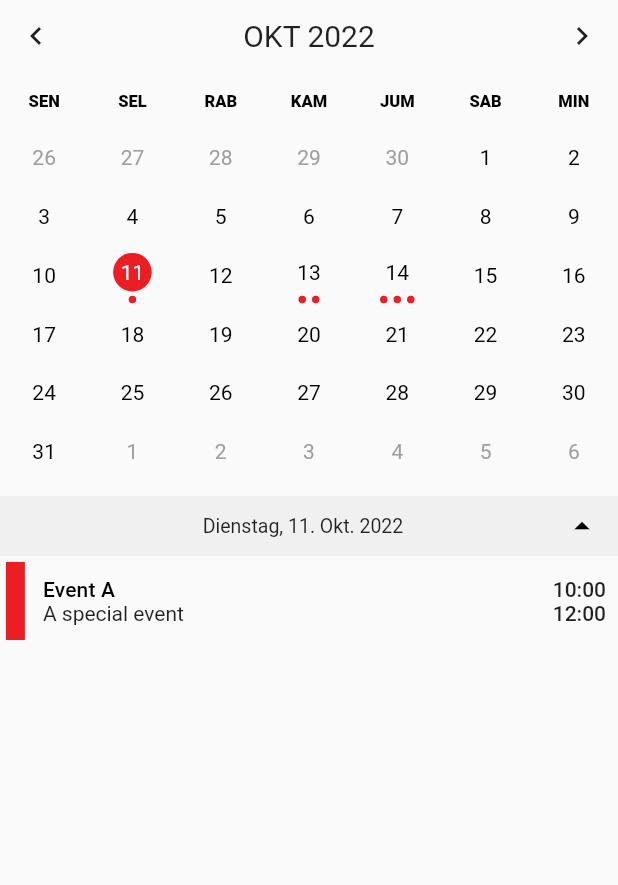
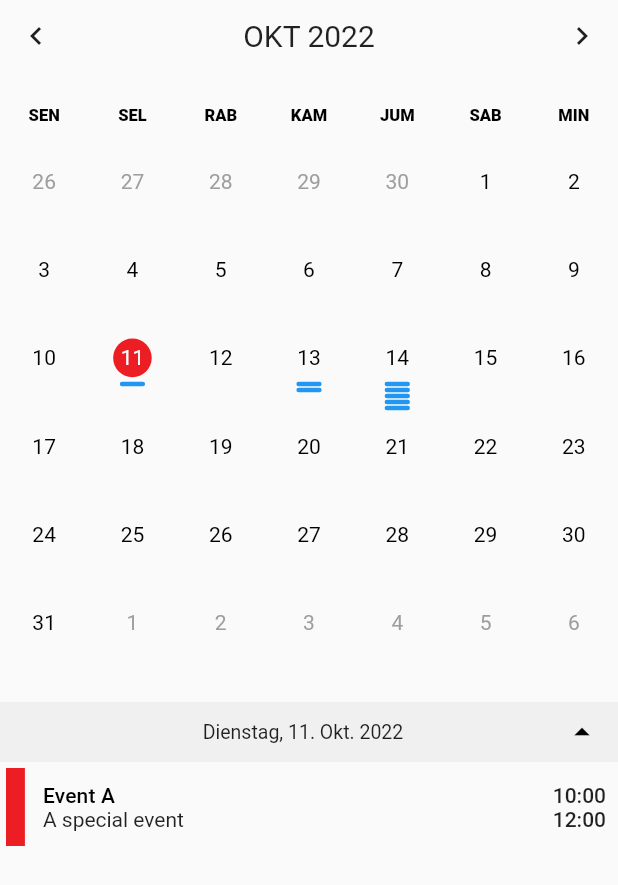
Before and after one commit to flitzcore/widget_b201, a Flutter app: the screen it shows after launch, on a phone screen of 412 x 824 dp. Shown: the top 885 px of the screen. Run offline on Flutter 3.47's test engine with Material 2 defaults, Android fonts, the light colour scheme and no system bars.

Commit message:
Edit:first

```diff
--- a/lib/Callendar.dart
+++ b/lib/Callendar.dart
@@ -1,7 +1,7 @@
 import 'package:flutter/material.dart';
 
 import 'clean_calendar_event.dart';
-import 'flutter_clean_calendar.dart';
+import 'clean_calendar_widget.dart';
 
 Color redPrimary = const Color.fromARGB(255, 237, 29, 36);
 
@@ -105,7 +105,6 @@ class _CalendarScreenState extends State<CalendarScreen> {
           eventDoneColor: Colors.grey,
           selectedColor: redPrimary,
           todayColor: redPrimary,
-          eventColor: redPrimary,
           hideTodayIcon: true,
           locale: 'de_DE',
           isExpanded: true,
--- a/lib/calendar_tile.dart
+++ b/lib/calendar_tile.dart
@@ -84,14 +84,14 @@ class CalendarTile extends StatelessWidget {
         child: Padding(
           padding: const EdgeInsets.all(1.0),
           child: Container(
-            alignment: Alignment.center,
+            alignment: Alignment.topCenter,
             child: Column(
-              mainAxisAlignment: MainAxisAlignment.spaceEvenly,
+              mainAxisAlignment: MainAxisAlignment.start,
               children: <Widget>[
                 // Date display
-
                 Container(
                   padding: const EdgeInsets.all(5),
+                  margin: const EdgeInsets.only(bottom: 2),
                   // If this tile is the selected date, draw a colored circle on it. The circle is filled with
                   // the color passed with the selectedColor parameter or red color.
                   decoration: isSelected && date != null
@@ -119,21 +119,21 @@ class CalendarTile extends StatelessWidget {
                                         .grey), // Grey color for previous or next months dates
                   ),
                 ),
-                // Dots for the events
+                // line for the events
                 events != null && events!.length > 0
-                    ? Row(
-                        mainAxisAlignment: MainAxisAlignment.center,
+                    ? Column(
+                        mainAxisAlignment: MainAxisAlignment.start,
                         children: events!.map((event) {
                           eventCount++;
-                          // Show a maximum of 3 dots.
-                          if (eventCount > 3) return Container();
+                          // Show a maximum of 7 lines.
+                          if (eventCount > 5) return Container();
                           return Container(
                             margin: EdgeInsets.only(
-                                left: 2.0, right: 2.0, top: 1.0),
-                            width: 5.0,
-                            height: 5.0,
+                                left: 20.0, right: 20.0, top: 1.0),
+                            // width: 5.0,
+                            height: 3.0,
                             decoration: BoxDecoration(
-                                shape: BoxShape.circle,
+                                borderRadius: BorderRadius.circular(15),
                                 // If event is done (isDone == true) set the color of the dots to
                                 // the eventDoneColor (if given) otherwise use the primary color of
                                 // the theme
@@ -141,12 +141,12 @@ class CalendarTile extends StatelessWidget {
                                 // color property of the CleanCalendarEvent. If both aren't set, then
                                 // the accent color of the theme get used.
                                 color: (() {
-                                  if (event.isDone)
-                                    return eventDoneColor ??
-                                        Theme.of(context).primaryColor;
-                                  if (isSelected)
-                                    Theme.of(context)
-                                        .primaryColor; //return Colors.white;
+                                  //             if (event.isDone)
+                                  //             return eventDoneColor ??
+                                  //                 Theme.of(context).primaryColor;
+                                  //           if (isSelected)
+                                  //            Theme.of(context)
+                                  //                .primaryColor; //return Colors.white;
                                   return eventColor ??
                                       Theme.of(context).accentColor;
                                 }())),
--- a/lib/flutter_clean_calendar.dart
+++ b/lib/clean_calendar_widget.dart
@@ -238,7 +238,7 @@ class _CalendarState extends State<Calendar> {
         ),
         child: Column(children: <Widget>[
           GridView.count(
-            childAspectRatio: 1.5,
+            childAspectRatio: 1, //ubah besar grid
             primary: false,
             shrinkWrap: true,
             crossAxisCount: 7,
```
